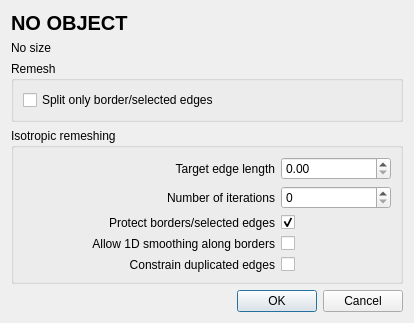
Before: the Qt Designer form Polyhedron/demo/Polyhedron/Plugins/PMP/Isotropic_remeshing_dialog.ui in CGAL/cgal, drawn with Qt 5.
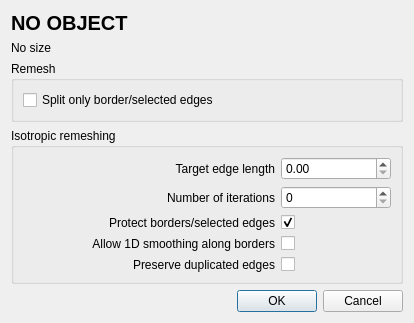
After: the same form once the commit is applied.

Commit message:
remeshing with duplicated constraints now splits the constrained edges
this ensures the remeshing will always work

Diff of the .ui file:
```diff
--- a/Polyhedron/demo/Polyhedron/Plugins/PMP/Isotropic_remeshing_dialog.ui
+++ b/Polyhedron/demo/Polyhedron/Plugins/PMP/Isotropic_remeshing_dialog.ui
@@ -172,7 +172,7 @@
       <item row="4" column="0">
        <widget class="QLabel" name="constrainDuplicates_label">
         <property name="text">
-         <string>Constrain duplicated edges</string>
+         <string>Preserve duplicated edges</string>
         </property>
         <property name="alignment">
          <set>Qt::AlignRight|Qt::AlignTrailing|Qt::AlignVCenter</set>
```
Left out of the diff: 4 changed lines with no effect on the pictures. The commit also changes 1 other file.
